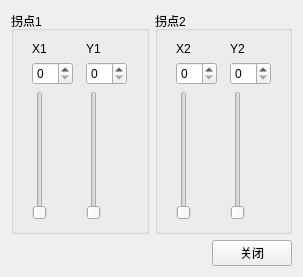
Old version of the form mainwindow/PieceWiselinearGrayScale.ui in the repository Narthill/Image_processing.
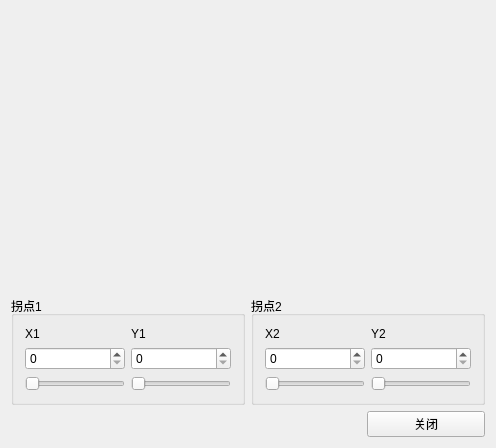
New version of the form. Custom widgets are drawn as their Qt base class.

```diff
--- a/mainwindow/PieceWiselinearGrayScale.ui
+++ b/mainwindow/PieceWiselinearGrayScale.ui
@@ -6,28 +6,27 @@
    <rect>
     <x>0</x>
     <y>0</y>
-    <width>303</width>
-    <height>277</height>
+    <width>496</width>
+    <height>448</height>
    </rect>
   </property>
   <property name="windowTitle">
    <string>PieceWiselinearGrayScale</string>
   </property>
-  <layout class="QVBoxLayout" name="verticalLayout_8">
+  <layout class="QVBoxLayout" name="verticalLayout_3" stretch="6,1,0">
    <item>
-    <layout class="QVBoxLayout" name="verticalLayout_7">
+    <widget class="QChartView" name="ChartView_1" native="true"/>
+   </item>
      <item>
-      <layout class="QHBoxLayout" name="horizontalLayout">
+    <layout class="QHBoxLayout" name="horizontalLayout_4">
        <item>
         <widget class="QGroupBox" name="groupBox">
          <property name="title">
           <string>拐点1</string>
          </property>
-         <layout class="QVBoxLayout" name="verticalLayout_3">
+       <layout class="QHBoxLayout" name="horizontalLayout">
           <item>
-           <layout class="QHBoxLayout" name="horizontalLayout_3">
-            <item>
-             <layout class="QVBoxLayout" name="verticalLayout">
+         <layout class="QVBoxLayout" name="verticalLayout_2">
               <item>
                <widget class="QLabel" name="label_13">
                 <property name="text">
@@ -41,14 +40,14 @@
               <item>
                <widget class="QSlider" name="X1_Slider">
                 <property name="orientation">
-                 <enum>Qt::Vertical</enum>
+             <enum>Qt::Horizontal</enum>
                 </property>
                </widget>
               </item>
              </layout>
             </item>
             <item>
-             <layout class="QVBoxLayout" name="verticalLayout_2">
+         <layout class="QVBoxLayout" name="verticalLayout">
               <item>
                <widget class="QLabel" name="label_10">
                 <property name="text">
@@ -62,11 +61,9 @@
               <item>
                <widget class="QSlider" name="Y1_Slider">
                 <property name="orientation">
-                 <enum>Qt::Vertical</enum>
-                </property>
-               </widget>
-              </item>
-             </layout>
+             <enum>Qt::Horizontal</enum>
+            </property>
+           </widget>
             </item>
            </layout>
           </item>
@@ -78,9 +75,7 @@
          <property name="title">
           <string>拐点2</string>
          </property>
-         <layout class="QVBoxLayout" name="verticalLayout_6">
-          <item>
-           <layout class="QHBoxLayout" name="horizontalLayout_4">
+       <layout class="QHBoxLayout" name="horizontalLayout_3">
             <item>
              <layout class="QVBoxLayout" name="verticalLayout_4">
               <item>
@@ -96,7 +91,7 @@
               <item>
                <widget class="QSlider" name="X2_Slider">
                 <property name="orientation">
-                 <enum>Qt::Vertical</enum>
+             <enum>Qt::Horizontal</enum>
                 </property>
                </widget>
               </item>
@@ -117,11 +112,9 @@
               <item>
                <widget class="QSlider" name="Y2_Slider">
                 <property name="orientation">
-                 <enum>Qt::Vertical</enum>
-                </property>
-               </widget>
-              </item>
-             </layout>
+             <enum>Qt::Horizontal</enum>
+            </property>
+           </widget>
             </item>
            </layout>
           </item>
@@ -155,10 +148,16 @@
       </layout>
      </item>
     </layout>
-   </item>
-  </layout>
  </widget>
  <layoutdefault spacing="6" margin="11"/>
+ <customwidgets>
+  <customwidget>
+   <class>QChartView</class>
+   <extends>QWidget</extends>
+   <header location="global">qchartview.h</header>
+   <container>1</container>
+  </customwidget>
+ </customwidgets>
  <resources/>
  <connections/>
 </ui>
```
Lines whose indentation alone changed are shown as unchanged.
